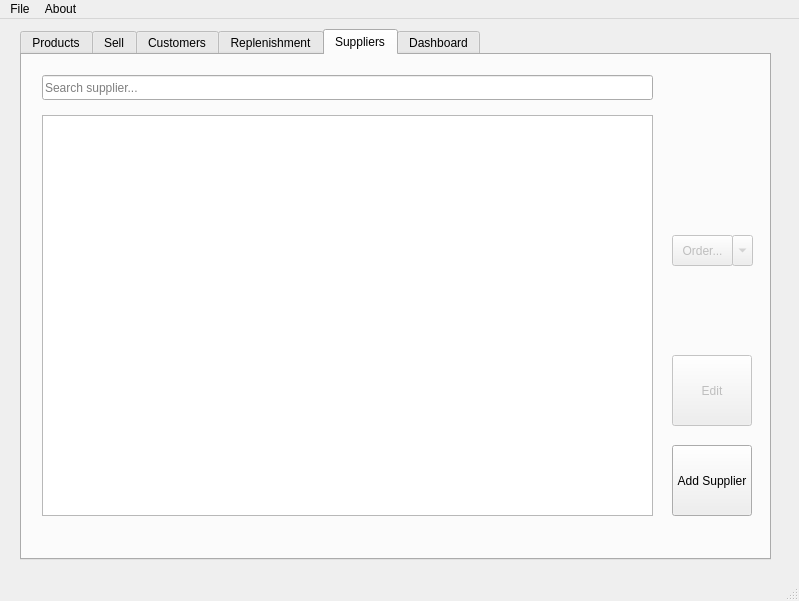
Old version of the form pyofsale.ui in the repository MysteriousSonOfGod/pyofsale.
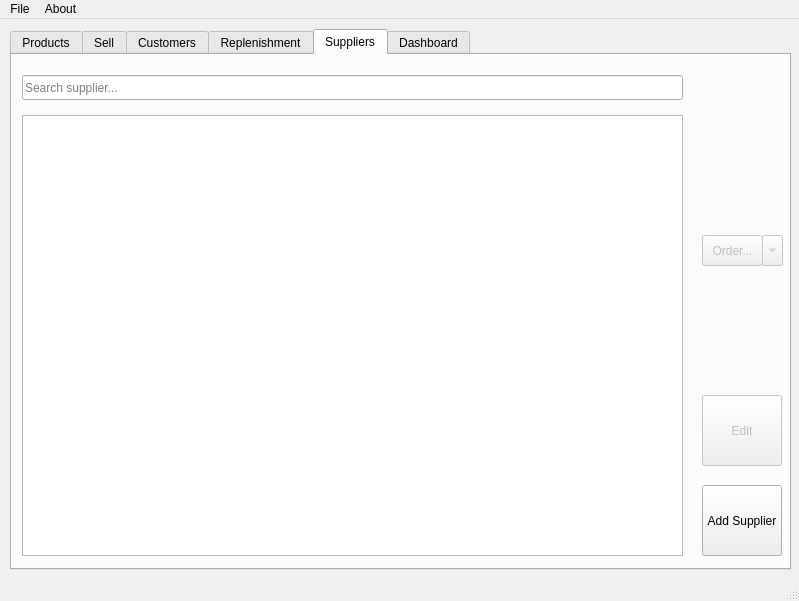
New version of the form. The open tabs and pages were chosen to show the change. Icons and pictures are not drawn.

Diff of the .ui file:
```diff
--- a/pyofsale.ui
+++ b/pyofsale.ui
@@ -10,6 +10,12 @@
     <height>601</height>
    </rect>
   </property>
+  <property name="sizePolicy">
+   <sizepolicy hsizetype="Preferred" vsizetype="Preferred">
+    <horstretch>0</horstretch>
+    <verstretch>0</verstretch>
+   </sizepolicy>
+  </property>
   <property name="minimumSize">
    <size>
     <width>300</width>
@@ -24,7 +30,10 @@
     <normaloff>icon.svg</normaloff>icon.svg</iconset>
   </property>
   <property name="toolButtonStyle">
-   <enum>Qt::ToolButtonTextBesideIcon</enum>
+   <enum>Qt::ToolButtonTextOnly</enum>
+  </property>
+  <property name="animated">
+   <bool>true</bool>
   </property>
   <property name="documentMode">
    <bool>false</bool>
@@ -39,12 +48,18 @@
    <widget class="QTabWidget" name="tabWidget">
     <property name="geometry">
      <rect>
-      <x>20</x>
+      <x>10</x>
       <y>10</y>
-      <width>751</width>
-      <height>531</height>
+      <width>781</width>
+      <height>541</height>
      </rect>
     </property>
+    <property name="sizePolicy">
+     <sizepolicy hsizetype="Preferred" vsizetype="Preferred">
+      <horstretch>0</horstretch>
+      <verstretch>0</verstretch>
+     </sizepolicy>
+    </property>
     <property name="statusTip">
      <string/>
     </property>
@@ -52,11 +67,17 @@
      <enum>QTabWidget::North</enum>
     </property>
     <property name="currentIndex">
-     <number>4</number>
+     <number>0</number>
+    </property>
+    <property name="documentMode">
+     <bool>false</bool>
     </property>
     <property name="movable">
      <bool>true</bool>
     </property>
+    <property name="tabBarAutoHide">
+     <bool>false</bool>
+    </property>
     <widget class="QWidget" name="prodsTab">
      <attribute name="title">
       <string>Products</string>
@@ -463,19 +484,19 @@
      <widget class="QTableView" name="suppliersTableView">
       <property name="geometry">
        <rect>
-        <x>20</x>
+        <x>10</x>
         <y>60</y>
-        <width>611</width>
-        <height>401</height>
+        <width>661</width>
+        <height>441</height>
        </rect>
       </property>
      </widget>
      <widget class="QLineEdit" name="searchSuppLine">
       <property name="geometry">
        <rect>
-        <x>20</x>
+        <x>10</x>
         <y>20</y>
-        <width>611</width>
+        <width>661</width>
         <height>25</height>
        </rect>
       </property>
@@ -489,8 +510,8 @@
      <widget class="QPushButton" name="addSupplierBtn">
       <property name="geometry">
        <rect>
-        <x>650</x>
-        <y>390</y>
+        <x>690</x>
+        <y>430</y>
         <width>80</width>
         <height>71</height>
        </rect>
@@ -505,8 +526,8 @@
       </property>
       <property name="geometry">
        <rect>
-        <x>650</x>
-        <y>300</y>
+        <x>690</x>
+        <y>340</y>
         <width>80</width>
         <height>71</height>
        </rect>
@@ -521,7 +542,7 @@
       </property>
       <property name="geometry">
        <rect>
-        <x>650</x>
+        <x>690</x>
         <y>180</y>
         <width>61</width>
         <height>31</height>
@@ -537,7 +558,7 @@
       </property>
       <property name="geometry">
        <rect>
-        <x>710</x>
+        <x>750</x>
         <y>180</y>
         <width>21</width>
         <height>31</height>
```
Left out of the diff: 81 changed lines with no effect on the pictures.
